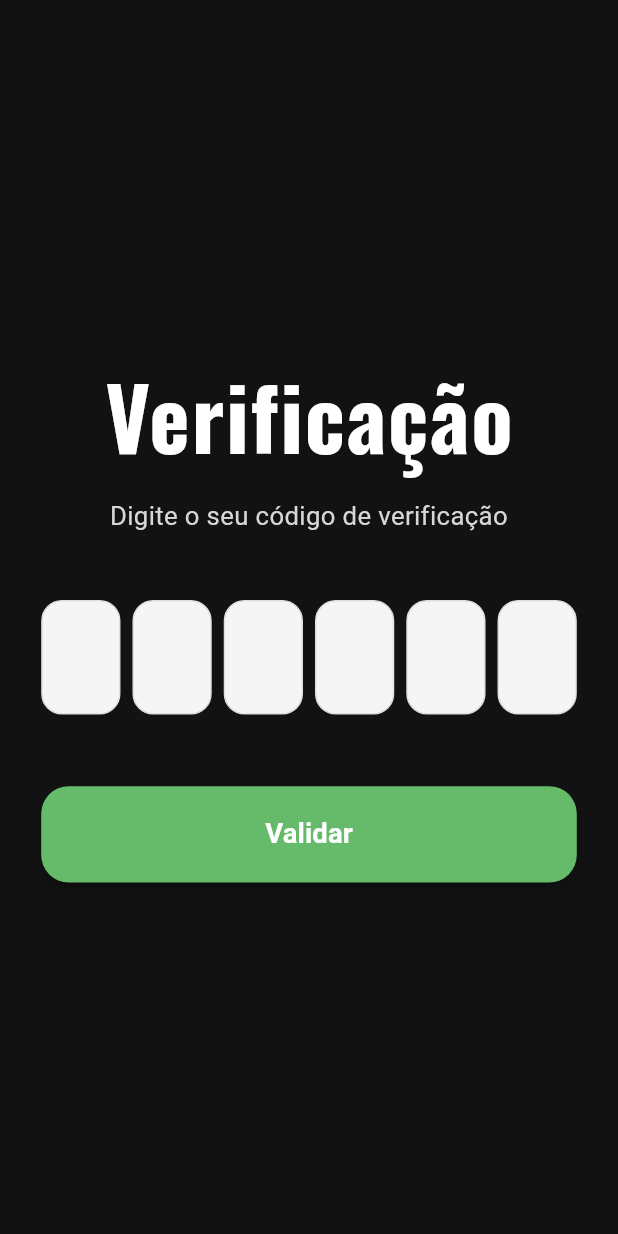
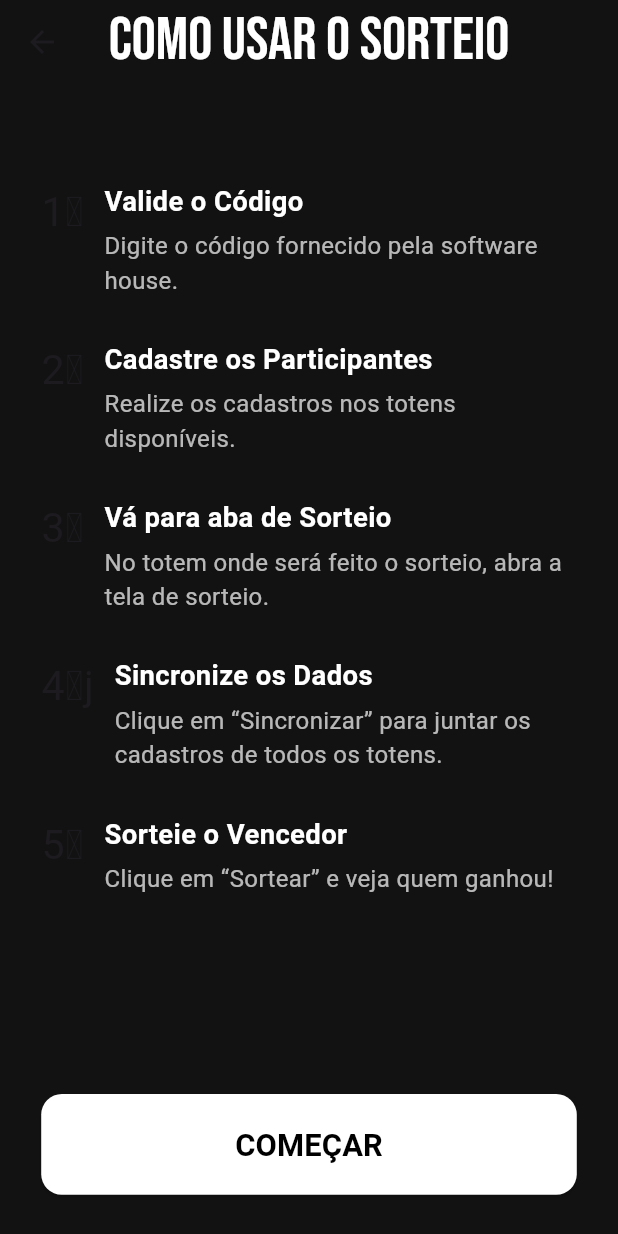
Before and after one commit to GustavoGabriel2203/sorteio_oficial, a Flutter app: the screen it shows after launch, on a phone screen of 412 x 824 dp. Run offline on Flutter 3.47's test engine with Material 3 defaults, Android fonts, the light colour scheme and no system bars; drawn by our look-alikes of pinput; our stand-ins replace equatable, floor, flutter_bloc, flutter_screenutil, lottie, mask_text_input_formatter and 1 more; missing offline and left inert: lucid_validation; accounts and stored records are empty; generated files the repository leaves out were written again.

Commit message:
Atualização de rotas e ui

```diff
--- /dev/null
+++ b/devtools_options.yaml
@@ -0,0 +1,3 @@
+description: This file stores settings for Dart & Flutter DevTools.
+documentation: https://docs.flutter.dev/tools/devtools/extensions#configure-extension-enablement-states
+extensions:
--- a/lib/config/routes/app_routes.dart
+++ b/lib/config/routes/app_routes.dart
@@ -1,23 +1,32 @@
 import 'package:flutter/material.dart';
+import 'package:sorteio_oficial/features/initial/presentation/pages/initial_page.dart';
+import 'package:sorteio_oficial/features/raffle/presentation/pages/raffle_loading_page.dart';
 import 'package:sorteio_oficial/features/raffle/presentation/pages/raffle_page.dart';
 import 'package:sorteio_oficial/features/events/presentation/pages/event_page.dart';
 import 'package:sorteio_oficial/features/menu/presentation/pages/menu_page.dart';
 import 'package:sorteio_oficial/features/participants/presentation/pages/participants_page.dart';
 import 'package:sorteio_oficial/features/register/presentation/pages/register_page.dart';
+import 'package:sorteio_oficial/features/register/presentation/pages/register_sucess_page.dart';
 import 'package:sorteio_oficial/features/validator/presentation/pages/validator_whitelabel_page.dart';
 
 abstract class AppRoutes {
+  static const initial = '/initial';
   static const validator = '/validator';
   static const event = '/event';
   static const menu = '/menu';
   static const register = '/register';
+  static const registerLoading = '/registerLoading';
   static const participants = '/participants';
   static const rafflepage = '/rafle';
+  static const raffleLoading = '/raffleLoading';
 
   static Route<dynamic> generateRoute(RouteSettings settings) {
     switch (settings.name) {
       case validator:
         return MaterialPageRoute(builder: (_) => const ValidatorPage());
+
+      case initial:
+        return MaterialPageRoute(builder: (_) => InitialPage());
 
       case event:
         final eventId = settings.arguments as int;
@@ -31,11 +40,17 @@ abstract class AppRoutes {
       case register:
         return MaterialPageRoute(builder: (_) => RegisterPage());
 
+      case registerLoading:
+        return MaterialPageRoute(builder: (_) => RegisterSuccessPage());
+
       case participants:
         return MaterialPageRoute(builder: (_) => ParticipantsPage());
 
       case rafflepage:
         return MaterialPageRoute(builder: (_) => RafflePage());
+
+      case raffleLoading:
+        return MaterialPageRoute(builder: (_) => RaffleLoadingPage());
 
 
       default:
--- /dev/null
+++ b/lib/features/initial/presentation/pages/initial_page.dart
@@ -0,0 +1,141 @@
+import 'package:flutter/material.dart';
+import 'package:flutter_screenutil/flutter_screenutil.dart';
+import 'package:sorteio_oficial/config/routes/app_routes.dart';
+
+class InitialPage extends StatelessWidget {
+  const InitialPage({super.key});
+
+  @override
+  Widget build(BuildContext context) {
+    return Scaffold(
+      appBar: AppBar(
+        backgroundColor: Color(0xFF121212),
+        title: Text(
+          'Como usar o sorteio',
+          style: TextStyle(
+            fontFamily: 'Bebas',
+            fontSize: 35.sp,
+            color: Colors.white
+          ),
+        ),
+        centerTitle: true,
+      ),
+      backgroundColor:  Color(0xFF121212),
+      body: SafeArea(
+        child: Padding(
+          padding: EdgeInsets.all(24.w),
+          child: Column(
+            crossAxisAlignment: CrossAxisAlignment.start,
+            children: [
+              // Center(child: Text('Tutorial', style: TextStyle(fontSize: 45, color: Colors.white, ),)),
+              SizedBox(height: 32.h),
+              const _Item(
+                emoji: '1️⃣',
+                title: 'Valide o Código',
+                description: 'Digite o código fornecido pela software house.',
+              ),
+              const _Item(
+                emoji: '2️⃣',
+                title: 'Cadastre os Participantes',
+                description: 'Realize os cadastros nos totens disponíveis.',
+              ),
+              const _Item(
+                emoji: '3️⃣',
+                title: 'Vá para aba de Sorteio',
+                description:
+                    'No totem onde será feito o sorteio, abra a tela de sorteio.',
+              ),
+              const _Item(
+                emoji: '4️⃣j',
+                title: 'Sincronize os Dados',
+                description:
+                    'Clique em “Sincronizar” para juntar os cadastros de todos os totens.',
+              ),
+              const _Item(
+                emoji: '5️⃣',
+                title: 'Sorteie o Vencedor',
+                description: 'Clique em “Sortear” e veja quem ganhou!',
+              ),
+              const Spacer(),
+              SizedBox(
+                width: double.infinity,
+                child: ElevatedButton(
+                  style: ElevatedButton.styleFrom(
+                    backgroundColor: Colors.white,
+                    foregroundColor: Colors.black,
+                    padding: EdgeInsets.symmetric(vertical: 16.h),
+                    shape: RoundedRectangleBorder(
+                      borderRadius: BorderRadius.circular(12.r),
+                    ),
+                  ),
+                  onPressed: () {
+                    Navigator.pushNamed(context, AppRoutes.validator);
+                  },
+                  child: Text(
+                    'COMEÇAR',
+                    style: TextStyle(
+                      fontSize: 18.sp,
+                      fontWeight: FontWeight.bold,
+                    ),
+                  ),
+                ),
+              ),
+            ],
+          ),
+        ),
+      ),
+    );
+  }
+}
+
+class _Item extends StatelessWidget {
+  final String emoji;
+  final String title;
+  final String description;
+
+  const _Item({
+    required this.emoji,
+    required this.title,
+    required this.description,
+  });
+
+  @override
+  Widget build(BuildContext context) {
+    return Padding(
+      padding: EdgeInsets.only(bottom: 24.h),
+      child: Row(
+        crossAxisAlignment: CrossAxisAlignment.start,
+        children: [
+          Text(
+            emoji,
+            style: TextStyle(fontSize: 24.sp),
+          ),
+          SizedBox(width: 12.w),
+          Expanded(
+            child: Column(
+              crossAxisAlignment: CrossAxisAlignment.start,
+              children: [
+                Text(
+                  title,
+                  style: TextStyle(
+                    color: Colors.white,
+                    fontWeight: FontWeight.bold,
+                    fontSize: 16.sp,
+                  ),
+                ),
+                SizedBox(height: 4.h),
+                Text(
+                  description,
+                  style: TextStyle(
+                    color: Colors.white70,
+                    fontSize: 14.sp,
+                  ),
+                ),
+              ],
+            ),
+          ),
+        ],
+      ),
+    );
+  }
+}
--- /dev/null
+++ b/lib/features/participants/domain/usecase/get_participants_remote_usecase.dart
@@ -0,0 +1,7 @@
+import 'package:sorteio_oficial/features/participants/data/repository/participants_repository.dart';
+
+class GetParticipantsRemoteUsecase {
+  final ParticipantService participantService;
+
+  GetParticipantsRemoteUsecase({required this.participantService});
+}
--- a/lib/features/participants/presentation/pages/participants_page.dart
+++ b/lib/features/participants/presentation/pages/participants_page.dart
@@ -62,7 +62,7 @@ class _ParticipantsPageState extends State<ParticipantsPage> {
                     border: Border.all(color: Colors.green.shade300, width: 1.2.w),
                     boxShadow: [
                       BoxShadow(
-                        color: Colors.green.withOpacity(0.2),
+                        color: Colors.green,
                         blurRadius: 6.r,
                         offset: const Offset(0, 2),
                       ),
--- a/lib/features/raffle/presentation/pages/raffle_page.dart
+++ b/lib/features/raffle/presentation/pages/raffle_page.dart
@@ -1,6 +1,7 @@
 import 'package:flutter/material.dart';
 import 'package:flutter_bloc/flutter_bloc.dart';
 import 'package:flutter_screenutil/flutter_screenutil.dart'; // Adicionado
+import 'package:sorteio_oficial/config/routes/app_routes.dart';
 import 'package:sorteio_oficial/features/raffle/presentation/cubit/rafle_cubit.dart';
 import 'package:sorteio_oficial/features/raffle/presentation/cubit/rafle_state.dart';
 import 'package:sorteio_oficial/features/participants/presentation/cubit/participants_cubit.dart';
@@ -124,10 +125,7 @@ class _RafflePageState extends State<RafflePage> {
                     width: double.infinity,
                     child: ElevatedButton.icon(
                       onPressed: () {
-                        Navigator.push(
-                          context,
-                          MaterialPageRoute(builder: (_) => const RaffleLoadingPage()),
-                        );
+                  Navigator.pushNamed(context, AppRoutes.raffleLoading);
                       },
                       icon: Icon(Icons.casino, color: Colors.white, size: 20.sp),
                       label: Text(
--- a/lib/features/register/data/repository/customer_registration.dart
+++ b/lib/features/register/data/repository/customer_registration.dart
@@ -28,6 +28,7 @@ class RemoteCustomerService {
 
       final isSuccess = response.statusCode == 200 || response.statusCode == 201;
 
+
       if (!isSuccess) {
         print('Erro ao enviar cliente: ${response.statusCode}');
         print(response.body);
--- a/lib/features/register/presentation/pages/register_page.dart
+++ b/lib/features/register/presentation/pages/register_page.dart
@@ -2,13 +2,13 @@ import 'package:flutter/material.dart';
 import 'package:flutter_bloc/flutter_bloc.dart';
 import 'package:flutter_screenutil/flutter_screenutil.dart';
 import 'package:mask_text_input_formatter/mask_text_input_formatter.dart';
+import 'package:sorteio_oficial/config/routes/app_routes.dart';
 import 'package:sorteio_oficial/core/lucid_validator/lucid_model.dart';
 import 'package:sorteio_oficial/core/lucid_validator/lucid_validator.dart';
 import 'package:sorteio_oficial/features/register/data/models/customer_register_model.dart';
 import 'package:sorteio_oficial/features/register/presentation/cubit/register_cubit.dart';
 import 'package:sorteio_oficial/features/register/presentation/cubit/register_state.dart';
 import 'package:sorteio_oficial/features/register/presentation/pages/decorationtextfield.dart';
-import 'package:sorteio_oficial/features/register/presentation/pages/register_sucess_page.dart';
 import 'package:sorteio_oficial/features/validator/presentation/cubit/validator_cubit.dart';
 
 class RegisterPage extends StatefulWidget {
@@ -68,16 +68,10 @@ class _RegisterPageState extends State<RegisterPage> {
             child: BlocListener<RegisterCubit, RegisterState>(
               listener: (context, state) {
                 if (state is RegisterSuccess) {
+                  Navigator.pushNamed(context, AppRoutes.registerLoading);
+
                   nameController.clear();
                   emailController.clear();
-                  phoneController.clear();
-
-                  Navigator.push(
-                    context,
-                    MaterialPageRoute(
-                      builder: (_) => const RegisterSuccessPage(),
-                    ),
-                  );
                 } else if (state is RegisterError) {
                   ScaffoldMessenger.of(
                     context,
--- a/lib/features/register/presentation/pages/register_sucess_page.dart
+++ b/lib/features/register/presentation/pages/register_sucess_page.dart
@@ -17,7 +17,6 @@ class RegisterSuccessPage extends StatelessWidget {
             children: [
               Lottie.asset(
                 'assets/lottie/success.json',
-                width: 200.w,
                 height: 200.h,
                 repeat: true,
               ),
--- a/lib/main.dart
+++ b/lib/main.dart
@@ -110,7 +110,7 @@ class MyApp extends StatelessWidget {
         child: MaterialApp(
           debugShowCheckedModeBanner: false,
           onGenerateRoute: AppRoutes.generateRoute,
-          initialRoute: AppRoutes.validator,
+          initialRoute: AppRoutes.initial,
         ),
       ),
     );
```
